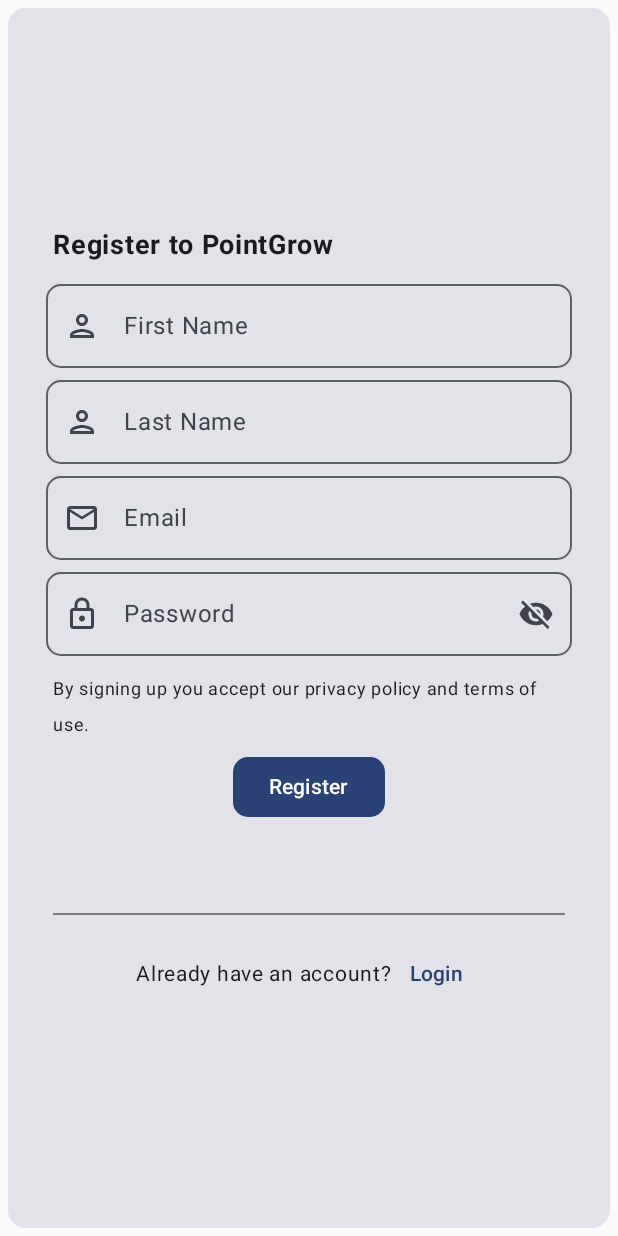
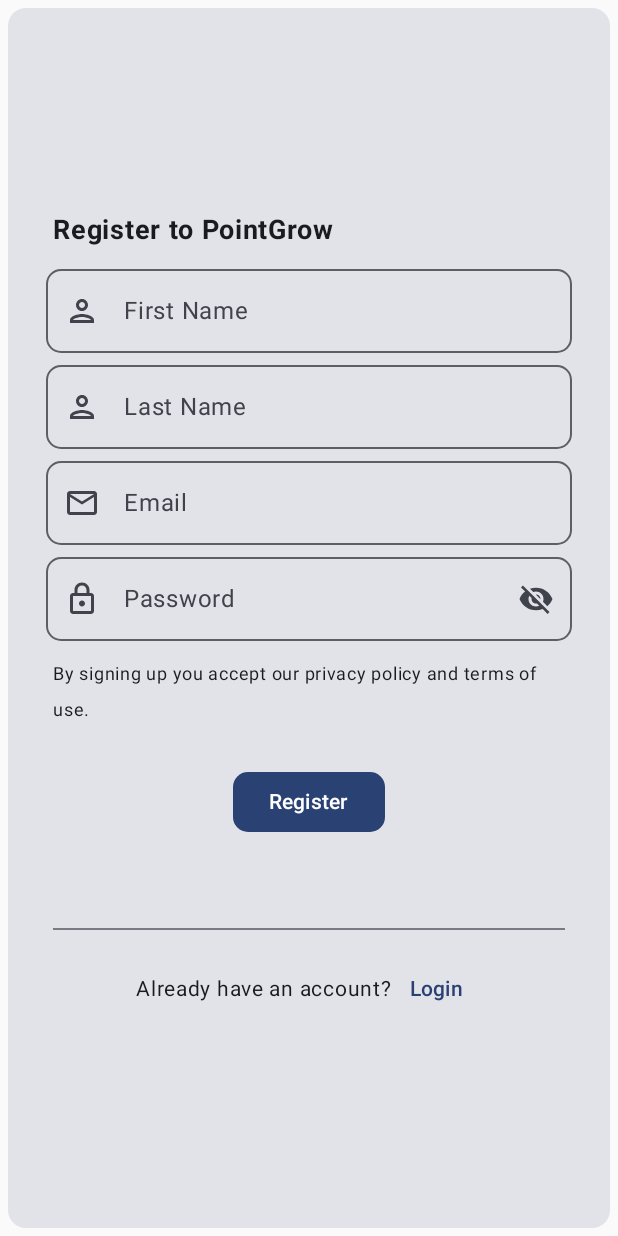
Before and after one commit to kfong2/Project, an Android app built with Jetpack Compose: the RegistrationScreen screen opened through its navigation route, on a phone screen of 412 x 824 dp. Run offline under Robolectric (Android 15) with nearby library versions, the phone set to English and light mode, and no system bars.

Commit message:
updated AppComponents/Login/Registration

```diff
--- a/app/src/main/java/com/example/project/LoginScreen.kt
+++ b/app/src/main/java/com/example/project/LoginScreen.kt
@@ -2,30 +2,21 @@ package com.example.project
 
 import androidx.compose.foundation.layout.Box
 import androidx.compose.foundation.layout.Column
-import androidx.compose.foundation.layout.Spacer
 import androidx.compose.foundation.layout.fillMaxSize
-import androidx.compose.foundation.layout.fillMaxWidth
-import androidx.compose.foundation.layout.height
 import androidx.compose.foundation.layout.padding
-import androidx.compose.foundation.layout.size
-import androidx.compose.foundation.shape.RoundedCornerShape
 import androidx.compose.material.icons.Icons
 import androidx.compose.material.icons.outlined.Email
 import androidx.compose.material.icons.outlined.Lock
-import androidx.compose.material3.Button
 import androidx.compose.material3.Card
-import androidx.compose.material3.Divider
-import androidx.compose.material3.Text
-import androidx.compose.material3.TextButton
 import androidx.compose.runtime.Composable
 import androidx.compose.ui.Alignment
 import androidx.compose.ui.Modifier
-import androidx.compose.ui.text.font.FontStyle
 import androidx.compose.ui.tooling.preview.Preview
 import androidx.compose.ui.unit.dp
-import androidx.compose.ui.unit.sp
 import androidx.navigation.NavHostController
+import com.example.project.components.AlignRightTextComponent
 import com.example.project.components.ButtonComponent
+import com.example.project.components.DividerComponent
 import com.example.project.components.HeadingComponent
 import com.example.project.components.InputComponent
 import com.example.project.components.LoginOrRegComponent
@@ -44,16 +35,6 @@ fun LoginScreen(navController: NavHostController) {
             modifier = Modifier.fillMaxSize(),
             contentAlignment = Alignment.Center
         ){
-//            var userEmail by remember { mutableStateOf("") }
-////            var isValidEmail by remember { mutableStateOf(true) }
-////            val inValidEmailMessage = "Please enter a valid email."
-//
-//            var userPassword by remember { mutableStateOf("") }
-//
-////            val context = LocalContext.current
-//            val keyboardController = LocalSoftwareKeyboardController.current
-//            val focusManager = LocalFocusManager.current
-
             Column (
                 horizontalAlignment = Alignment.CenterHorizontally
             ) {
@@ -63,30 +44,11 @@ fun LoginScreen(navController: NavHostController) {
 
                 PasswordComponent("Password", Icons.Outlined.Lock)
 
-                Box(
-                    modifier = Modifier
-                        .fillMaxWidth()
-                        .padding(0.dp, 0.dp, 25.dp, 0.dp)
-                        .height(30.dp),
-                    contentAlignment = Alignment.CenterEnd
-                ){
-                    TextButton(
-                        onClick = { navController.navigate("") }
-                    ) {
-                        Text(
-                            text = "Forgot Password?"
-                            , fontSize = 10.sp
-                            , fontStyle = FontStyle.Italic
-                        )
-                    }
-                }
+                AlignRightTextComponent(navController, value = "Forgot Password?", nextScreen = "Register")
 
                 ButtonComponent(navController, value = "Login", nextScreen = "Dashboard")
 
-                Divider(
-                    modifier = Modifier.fillMaxWidth().padding(30.dp, 60.dp, 30.dp, 15.dp),
-                    thickness = 1.dp
-                )
+                DividerComponent()
 
                 LoginOrRegComponent(navController, value = "Don't have an account?", nextScreen = "Register")
            }
--- a/app/src/main/java/com/example/project/RegistrationScreen.kt
+++ b/app/src/main/java/com/example/project/RegistrationScreen.kt
@@ -4,40 +4,22 @@ import androidx.compose.foundation.layout.Box
 import androidx.compose.foundation.layout.Column
 import androidx.compose.foundation.layout.Spacer
 import androidx.compose.foundation.layout.fillMaxSize
-import androidx.compose.foundation.layout.fillMaxWidth
 import androidx.compose.foundation.layout.height
 import androidx.compose.foundation.layout.padding
-import androidx.compose.foundation.layout.size
-import androidx.compose.foundation.shape.RoundedCornerShape
-import androidx.compose.foundation.text.KeyboardActions
-import androidx.compose.foundation.text.KeyboardOptions
 import androidx.compose.material.icons.Icons
 import androidx.compose.material.icons.outlined.Email
 import androidx.compose.material.icons.outlined.Lock
 import androidx.compose.material.icons.outlined.Person
-import androidx.compose.material3.Button
 import androidx.compose.material3.Card
-import androidx.compose.material3.Divider
 import androidx.compose.material3.ExperimentalMaterial3Api
-import androidx.compose.material3.Icon
-import androidx.compose.material3.OutlinedTextField
-import androidx.compose.material3.Text
 import androidx.compose.runtime.Composable
-import androidx.compose.runtime.getValue
-import androidx.compose.runtime.mutableStateOf
-import androidx.compose.runtime.remember
-import androidx.compose.runtime.setValue
 import androidx.compose.ui.Alignment
 import androidx.compose.ui.ExperimentalComposeUiApi
 import androidx.compose.ui.Modifier
-import androidx.compose.ui.platform.LocalFocusManager
-import androidx.compose.ui.platform.LocalSoftwareKeyboardController
-import androidx.compose.ui.text.input.ImeAction
-import androidx.compose.ui.text.input.KeyboardType
-import androidx.compose.ui.text.input.PasswordVisualTransformation
 import androidx.compose.ui.unit.dp
 import androidx.navigation.NavHostController
 import com.example.project.components.ButtonComponent
+import com.example.project.components.DividerComponent
 import com.example.project.components.HeadingComponent
 import com.example.project.components.InputComponent
 import com.example.project.components.LoginOrRegComponent
@@ -84,12 +66,11 @@ fun RegistrationScreen(navController: NavHostController) {
 
                 TermsComponent("By signing up you accept our privacy policy and terms of use.")
 
+                Spacer(modifier = Modifier.height(20.dp))
+
                 ButtonComponent(navController, value = "Register", nextScreen = "Dashboard")
 
-                Divider(
-                    modifier = Modifier.fillMaxWidth().padding(30.dp, 60.dp, 30.dp, 15.dp),
-                    thickness = 1.dp
-                )
+                DividerComponent()
 
                 LoginOrRegComponent(navController, value = "Already have an account?", nextScreen = "Login")
 
--- a/app/src/main/java/com/example/project/components/AppComponents.kt
+++ b/app/src/main/java/com/example/project/components/AppComponents.kt
@@ -2,19 +2,20 @@ package com.example.project.components
 
 import androidx.compose.foundation.layout.Arrangement
 import androidx.compose.foundation.layout.Box
-import androidx.compose.foundation.layout.Column
 import androidx.compose.foundation.layout.Row
 import androidx.compose.foundation.layout.fillMaxWidth
 import androidx.compose.foundation.layout.height
 import androidx.compose.foundation.layout.heightIn
 import androidx.compose.foundation.layout.padding
 import androidx.compose.foundation.shape.RoundedCornerShape
+import androidx.compose.foundation.text.KeyboardActions
 import androidx.compose.foundation.text.KeyboardOptions
 import androidx.compose.material.icons.Icons
 import androidx.compose.material.icons.filled.Visibility
 import androidx.compose.material.icons.filled.VisibilityOff
 import androidx.compose.material3.Button
 import androidx.compose.material3.Checkbox
+import androidx.compose.material3.Divider
 import androidx.compose.material3.ExperimentalMaterial3Api
 import androidx.compose.material3.Icon
 import androidx.compose.material3.IconButton
@@ -32,6 +33,7 @@ import androidx.compose.ui.Alignment
 import androidx.compose.ui.ExperimentalComposeUiApi
 import androidx.compose.ui.Modifier
 import androidx.compose.ui.graphics.vector.ImageVector
+import androidx.compose.ui.platform.LocalFocusManager
 import androidx.compose.ui.text.font.FontStyle
 import androidx.compose.ui.text.font.FontWeight
 import androidx.compose.ui.text.input.ImeAction
@@ -41,7 +43,6 @@ import androidx.compose.ui.text.input.VisualTransformation
 import androidx.compose.ui.unit.dp
 import androidx.compose.ui.unit.sp
 import androidx.navigation.NavHostController
-
 
 
 @Composable
@@ -57,6 +58,7 @@ fun HeadingComponent(value : String){
         fontStyle = FontStyle.Normal,
     )
 }
+
 
 @OptIn(ExperimentalComposeUiApi::class, ExperimentalMaterial3Api::class)
 @Composable
@@ -83,10 +85,11 @@ fun InputComponent(labelValue: String, iconName: ImageVector){
         },
         keyboardOptions = KeyboardOptions( // Set Keyboard
             keyboardType = KeyboardType.Text,
-            imeAction = ImeAction.Send
+            imeAction = ImeAction.Next
         )
     )
 }
+
 
 @OptIn(ExperimentalComposeUiApi::class, ExperimentalMaterial3Api::class)
 @Composable
@@ -95,6 +98,8 @@ fun PasswordComponent(labelValue: String, iconName: ImageVector){
     var password by remember { mutableStateOf("") }
 
     var passwordVisible by remember { mutableStateOf(false) } // password is not visible
+
+    val localFocusManager = LocalFocusManager.current
 
     OutlinedTextField (
         value = password,
@@ -127,7 +132,7 @@ fun PasswordComponent(labelValue: String, iconName: ImageVector){
             }
 
             IconButton(onClick = { passwordVisible = !passwordVisible } ){
-                Icon(imageVector = iconImage, contentDescription = "description")
+                Icon(imageVector = iconImage, contentDescription = description)
             }
         },
 
@@ -135,14 +140,18 @@ fun PasswordComponent(labelValue: String, iconName: ImageVector){
 
         keyboardOptions = KeyboardOptions( // Set Keyboard
             keyboardType = KeyboardType.Password,
-            imeAction = ImeAction.Send
-        )
+            imeAction = ImeAction.Done
+        ),
+        keyboardActions = KeyboardActions{
+            localFocusManager.clearFocus()
+        }
     )
 }
 
+
 @OptIn(ExperimentalComposeUiApi::class, ExperimentalMaterial3Api::class)
 @Composable
-fun ResetPasswordComponent(navController: NavHostController){
+fun AlignRightTextComponent(navController: NavHostController, value: String, nextScreen : String){
     Box(
         modifier = Modifier
             .fillMaxWidth()
@@ -151,16 +160,17 @@ fun ResetPasswordComponent(navController: NavHostController){
         contentAlignment = Alignment.CenterEnd
     ){
         TextButton(
-            onClick = { navController.navigate("") }
+            onClick = { navController.navigate(nextScreen) }
         ) {
             Text(
-                text = "Forgot Password?"
+                text = value
                 , fontSize = 10.sp
                 , fontStyle = FontStyle.Italic
             )
         }
     }
 }
+
 
 @Composable
 fun TermsComponent(value : String){
@@ -181,10 +191,20 @@ fun TermsComponent(value : String){
 fun ButtonComponent(navController: NavHostController, value: String, nextScreen : String){
     Button(
         onClick = { navController.navigate(nextScreen) },
-        shape = RoundedCornerShape(10.dp)
+        shape = RoundedCornerShape(10.dp),
     ) {
         Text(text = value)
     }
+}
+
+@Composable
+fun DividerComponent(){
+    Divider(
+        modifier = Modifier
+            .fillMaxWidth()
+            .padding(30.dp, 60.dp, 30.dp, 15.dp),
+        thickness = 1.dp
+    )
 }
 
 
```
